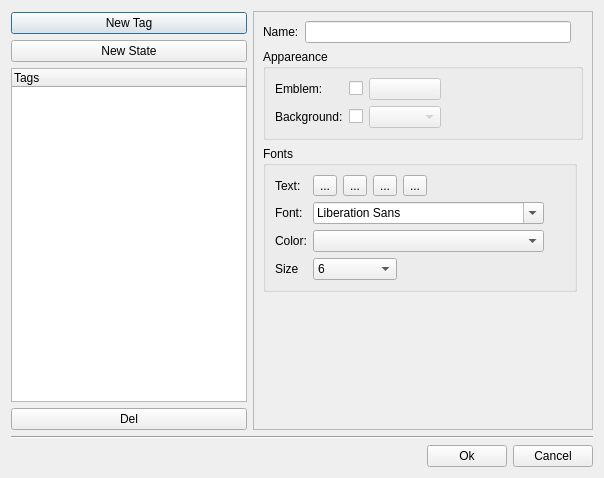
Before: the Qt Designer form src/tag/tag_factory.ui in leroy-anthony/weshtunotes, drawn with Qt 5.
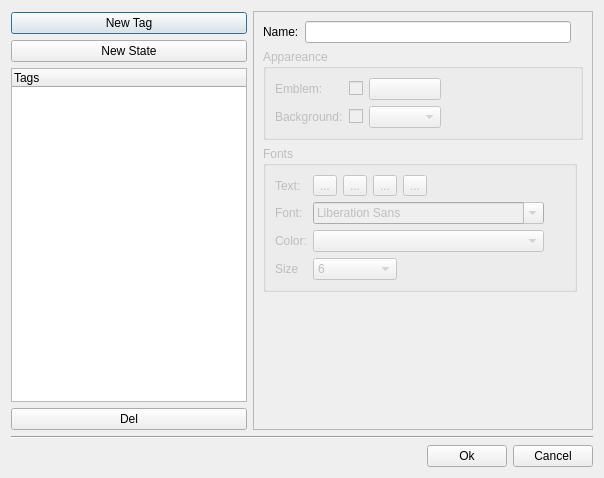
After: the same form once the commit is applied. Custom widgets are drawn as their Qt base class.

Commit message: - improve ui tag factory

The edit to the form file:
```diff
--- a/src/tag/tag_factory.ui
+++ b/src/tag/tag_factory.ui
@@ -148,7 +148,10 @@
              </widget>
             </item>
             <item row="6" column="0" colspan="3">
-             <widget class="QGroupBox" name="groupBox_2">
+             <widget class="QGroupBox" name="m_fontGroupBox">
+              <property name="enabled">
+               <bool>false</bool>
+              </property>
               <property name="title">
                <string>Fonts</string>
               </property>
@@ -355,7 +358,10 @@
              </spacer>
             </item>
             <item row="1" column="0" colspan="4">
-             <widget class="QGroupBox" name="groupBox">
+             <widget class="QGroupBox" name="m_appareanceGroupBox">
+              <property name="enabled">
+               <bool>false</bool>
+              </property>
               <property name="title">
                <string>Appareance</string>
               </property>
```
Left out of the diff: 2 changed lines with no effect on the pictures. The commit also changes 1 other file.
